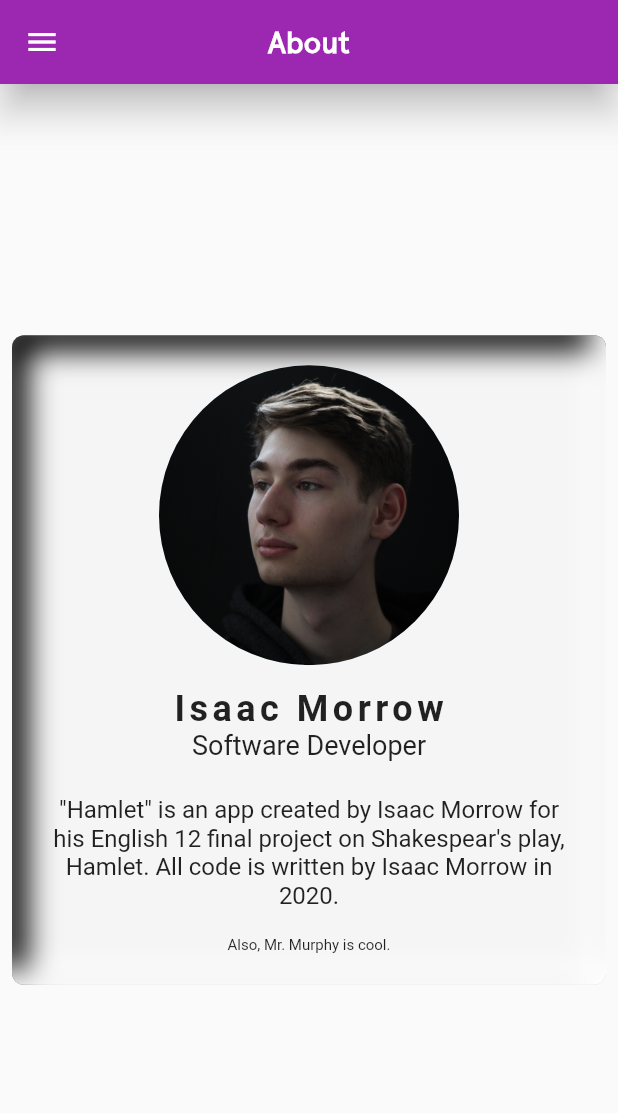
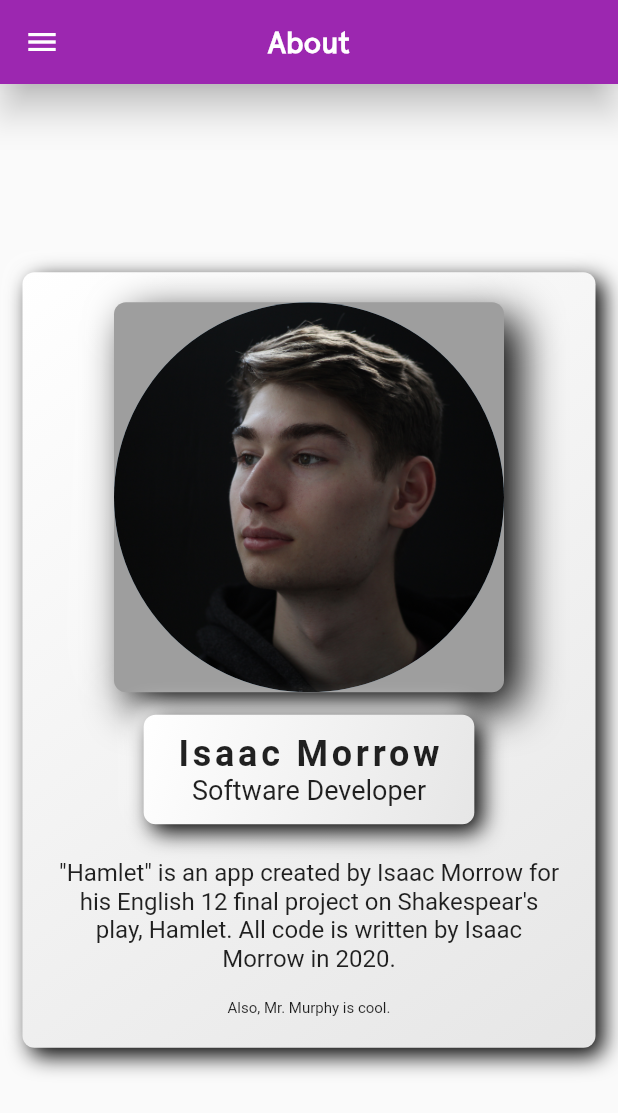
Before and after one commit to Toranian/English-12-Hamlet-Project, a Flutter app: the screen it shows after launch, on a phone screen of 412 x 824 dp. Shown: the top 1113 px of the screen. Run offline on Flutter 3.47's test engine with Material 2 defaults, Android fonts, the light colour scheme and no system bars; drawn by our look-alikes of flutter_neumorphic; missing offline and left inert: route_transitions; statements that could not run were skipped.

Commit message:
Added neumorphism

```diff
--- a/lib/about.dart
+++ b/lib/about.dart
@@ -19,16 +19,16 @@ class About extends StatelessWidget {
       ),
       body: Center(
         child: Padding(
-          padding: const EdgeInsets.all(8.0),
+          padding: const EdgeInsets.all(15.0),
           child: Neumorphic(
             boxShape: NeumorphicBoxShape.roundRect(
               borderRadius: BorderRadius.circular(20.0),
             ),
             style: NeumorphicStyle(
-              shape: NeumorphicShape.concave,
-              depth: -50.0,
+              shape: NeumorphicShape.convex,
+              depth: 10.0,
               lightSource: LightSource.topLeft,
-              color: Colors.grey[100],
+              color: Colors.white,
               intensity: 3.0,
             ),
             child: Padding(
@@ -37,23 +37,56 @@ class About extends StatelessWidget {
               child: Column(
                 mainAxisSize: MainAxisSize.min,
                 children: <Widget>[
-                  CircleAvatar(
+                  Neumorphic(
+                    boxShape: NeumorphicBoxShape.roundRect(
+                      borderRadius: BorderRadius.circular(500.0),
+                    ),
+                    style: NeumorphicStyle(
+                      intensity: 100.0,
+                      depth: 50,
+                      color: Colors.grey,
+                      shape: NeumorphicShape.flat,
+                      lightSource: LightSource.topLeft,
+                    ),
+                    child: CircleAvatar(
                       backgroundImage: AssetImage('assets/isaacmorrow.jpg'),
-                    radius: 100.0,
+                      radius: 130.0,
+                    ),
                   ),
                   SizedBox(
                     height: 15.0,
                   ),
+                  Neumorphic(
+                    boxShape: NeumorphicBoxShape.roundRect(
+                      borderRadius: BorderRadius.circular(500.0),
+                    ),
+                    style: NeumorphicStyle(
+                      intensity: 10.0,
+                      depth: 10,
+                      color: Colors.white,
+                      shape: NeumorphicShape.convex,
+                      lightSource: LightSource.topLeft,
+                    ),
+                    child: Padding(
+                      padding: const EdgeInsets.symmetric(
+                          horizontal: 22.0, vertical: 12.0),
+                      child: Column(
+                        children: <Widget>[
                           Text(
                             "Isaac Morrow",
                             style: TextStyle(
                               fontSize: 24.0,
-                        letterSpacing: 3.0,
-                        fontWeight: FontWeight.bold),
+                              letterSpacing: 2.5,
+                              fontWeight: FontWeight.bold,
+                            ),
                           ),
                           Text(
                             "Software Developer",
                             style: TextStyle(fontSize: 18.0),
+                          ),
+                        ],
+                      ),
+                    ),
                   ),
                   SizedBox(
                     height: 15.0,
```
Lines whose indentation alone changed are shown as unchanged.
